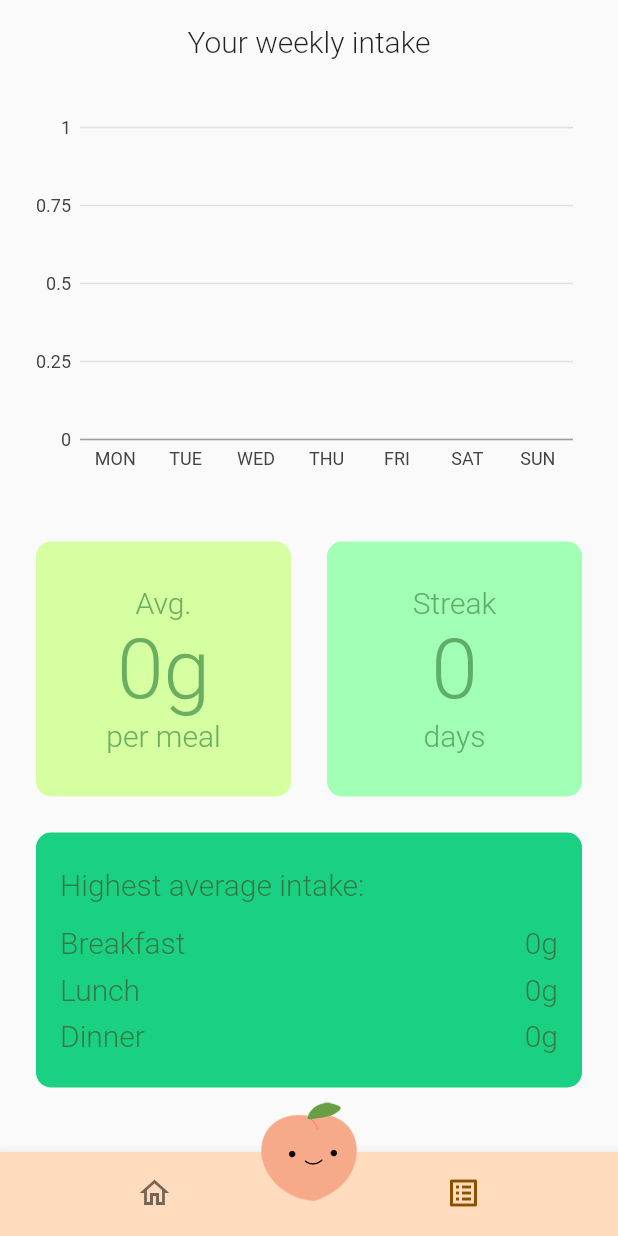
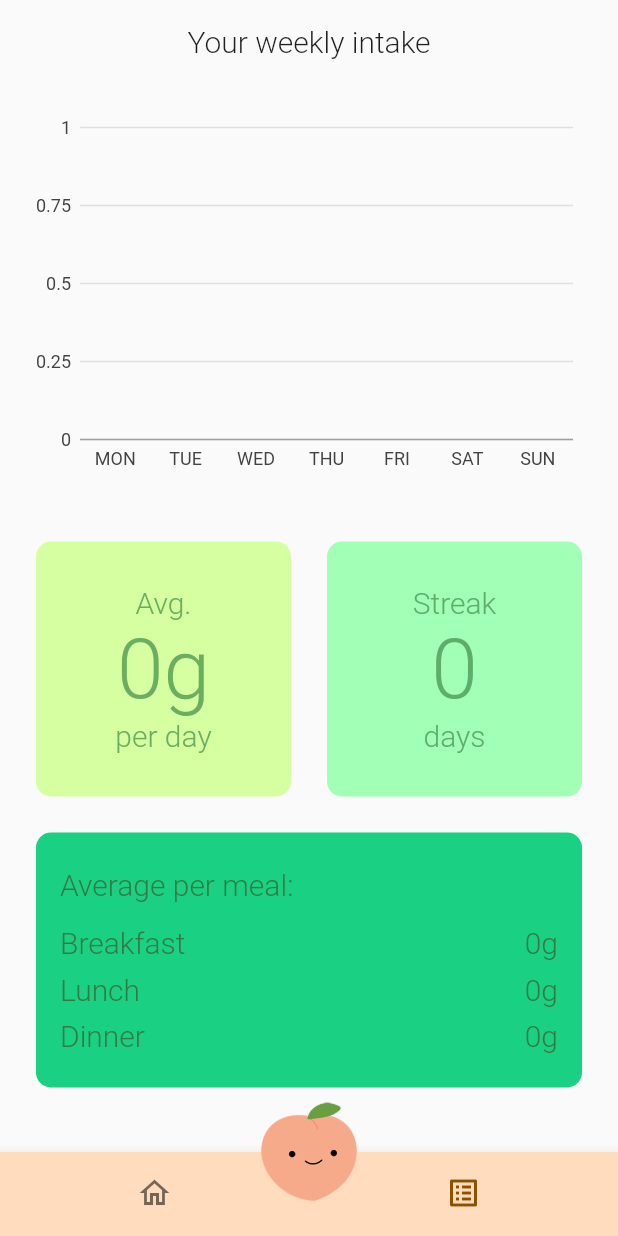
Before and after one commit to zachsao/ProteinTracker, a Flutter app: the screen it shows once a user with an empty profile is signed in, item 2 of the bottom bar chosen, on a phone screen of 412 x 824 dp. Run offline on Flutter 3.47's test engine with Material 2 defaults, Android fonts, the light colour scheme and no system bars; our stand-ins replace charts_flutter, cloud_firestore, firebase_auth, firebase_core, flutter_signin_button, google_sign_in and 2 more; accounts and stored records are empty.

Commit message:
weekly page: fix stats

```diff
--- a/lib/models/weekly_stats.dart
+++ b/lib/models/weekly_stats.dart
@@ -2,16 +2,30 @@ import 'meal.dart';
 import 'package:collection/collection.dart';
 
 class WeeklyStats {
-  int globalAvg = 0;
+  int dailyAvg = 0;
   int streak = 0;
   Map<MealType, int> avgPerMeal =
       MealType.values.asMap().map((key, value) => MapEntry(value, 0));
 
   WeeklyStats(List<Food> foods) {
     if (foods.isNotEmpty) {
-      globalAvg = foods.map((e) => e.amount).toList().average.round();
-      avgPerMeal = groupBy(foods, (Food e) => e.type).map((key, value) =>
-          MapEntry(key, value.map((e) => e.amount).average.round()));
+      var foodsPerDay = foods.groupListsBy((e) => e.type).map((key, value) =>
+          MapEntry(
+              key,
+              value.groupListsBy((e) => e.createdAt!.toDate().day).map(
+                  (key, value) =>
+                      MapEntry(key, value.map((e) => e.amount).sum))));
+
+      avgPerMeal = foodsPerDay.map((key, value) =>
+          MapEntry(key, (value.values.isEmpty) ? 0 : value.values.average.round()));
+
+      var dailyAmounts = <int, int>{};
+      for (var map in foodsPerDay.values) {
+        for (var entry in map.entries) {
+          dailyAmounts[entry.key] = (dailyAmounts[entry.key] ?? 0) + entry.value;
+        }
+      }
+      dailyAvg = dailyAmounts.values.average.round();
     }
   }
 }
--- a/lib/weekly/intake_tile.dart
+++ b/lib/weekly/intake_tile.dart
@@ -29,7 +29,7 @@ class IntakeTile extends StatelessWidget {
             mainAxisAlignment: MainAxisAlignment.center,
             crossAxisAlignment: CrossAxisAlignment.start,
             children: [
-              Text("Highest average intake:",
+              Text("Average per meal:",
                   style: Theme.of(context)
                       .textTheme
                       .titleLarge!
--- a/lib/weekly/weekly_page.dart
+++ b/lib/weekly/weekly_page.dart
@@ -80,8 +80,8 @@ class WeeklyState extends State<WeeklyPage> {
                       backgroundColor: Color(0xFFD6FFA1),
                       textColor: Color(0xFF6AAE5F),
                       topText: "Avg.",
-                      midText: "${stats.globalAvg}g",
-                      bottomText: "per meal"),
+                      midText: "${stats.dailyAvg}g",
+                      bottomText: "per day"),
                 ),
                 StaggeredGridTile.count(
                   crossAxisCellCount: 1,
```
